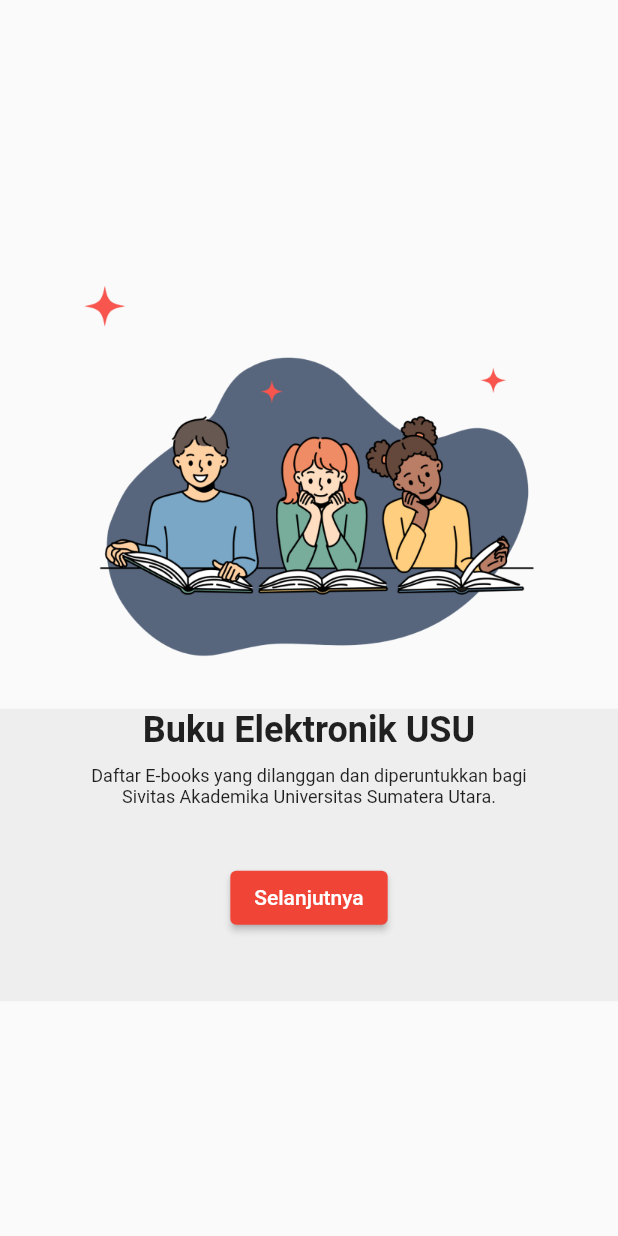
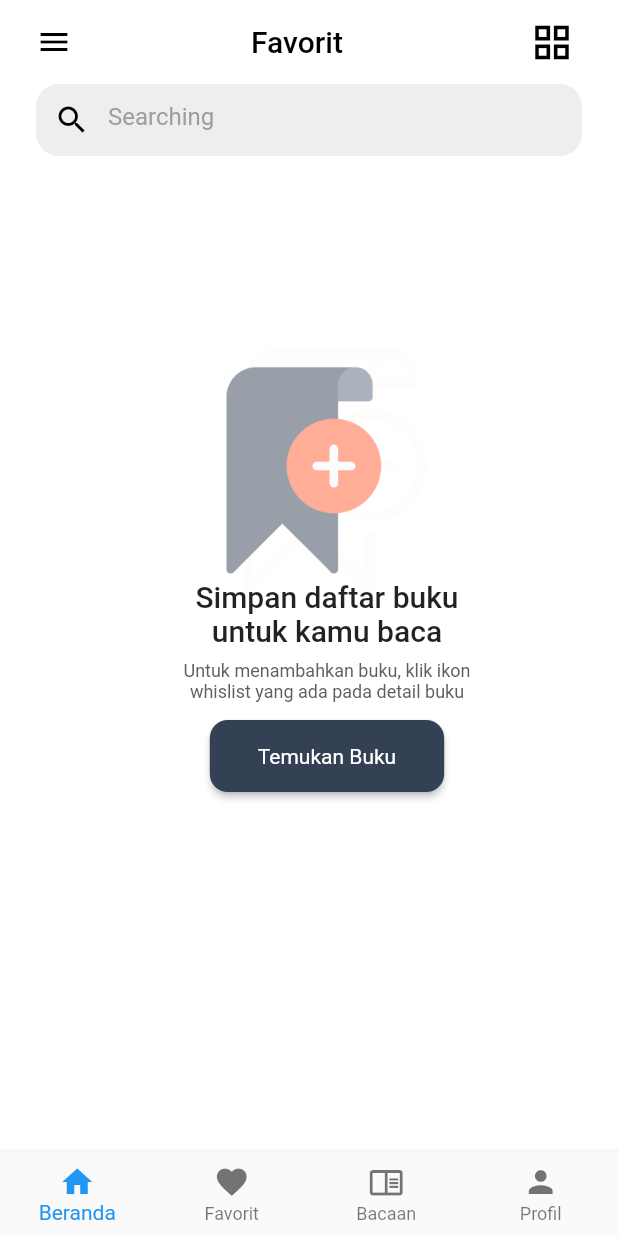
Before and after one commit to MattRiel/pkl-bookstore, a Flutter app: the screen it shows after launch, on a phone screen of 412 x 824 dp. Run offline on Flutter 3.47's test engine with Material 2 defaults, Android fonts, the phone set to English and light mode, and no system bars.

Commit message:
added favorite screen

```diff
--- /dev/null
+++ b/lib/favoriteScreen.dart
@@ -0,0 +1,183 @@
+// ignore_for_file: prefer_const_constructors, prefer_const_literals_to_create_immutables
+
+import 'package:flutter/material.dart';
+
+class FavoriteScreen extends StatelessWidget {
+  const FavoriteScreen({super.key});
+
+  @override
+  Widget build(BuildContext context) {
+    return Scaffold(
+      backgroundColor: Colors.white,
+      appBar: AppBar(
+        elevation: 0,
+        actions: [
+          // top bar
+          favoriteTopBar(context)
+        ],
+        backgroundColor: Colors.white,
+      ),
+      body: SingleChildScrollView(
+        child: Padding(
+          padding: const EdgeInsets.only(left: 24.0),
+          child: Column(
+            children: [
+              favoriteSearch(context),
+              SizedBox(
+                height: 282,
+              ),
+              Stack(
+                alignment: Alignment.center,
+                clipBehavior: Clip.none,
+                children: [
+                  Container(
+                    height: 327,
+                    width: 334,
+                    child: Column(
+                      children: [
+                        Text(
+                          'Simpan daftar buku',
+                          style: TextStyle(
+                              fontWeight: FontWeight.w500, fontSize: 20),
+                        ),
+                        Text(
+                          'untuk kamu baca',
+                          style: TextStyle(
+                              fontWeight: FontWeight.w500, fontSize: 20),
+                        ),
+                        SizedBox(
+                          height: 8,
+                        ),
+                        Text(
+                          'Untuk menambahkan buku, klik ikon',
+                          style: TextStyle(
+                              fontWeight: FontWeight.w400,
+                              fontSize: 12,
+                              color: Color(0xFF5E5E5E)),
+                        ),
+                        Text(
+                          'whislist yang ada pada detail buku',
+                          style: TextStyle(
+                              fontWeight: FontWeight.w400,
+                              fontSize: 12,
+                              color: Color(0xFF5E5E5E)),
+                        ),
+                        SizedBox(
+                          height: 12,
+                        ),
+                        ElevatedButton(
+                          style: ElevatedButton.styleFrom(
+                              primary: Color(0xFF344054),
+                              shape: RoundedRectangleBorder(
+                                  borderRadius:
+                                      BorderRadius.all(Radius.circular(12)))),
+                          onPressed: () {
+                            // Add your logic here
+                          },
+                          child: Padding(
+                            padding: const EdgeInsets.all(16.0),
+                            child: Text(
+                              'Temukan Buku',
+                              style: TextStyle(
+                                  fontWeight: FontWeight.w400, fontSize: 14),
+                            ),
+                          ),
+                        ),
+                      ],
+                    ),
+                  ),
+                  Positioned(
+                    top: -180,
+                    child: Container(
+                      height: 215,
+                      width: 203,
+                      decoration: BoxDecoration(
+                        image: DecorationImage(
+                            image: AssetImage("figma/newFavIcon.png"),
+                            fit: BoxFit.cover),
+                      ),
+                    ),
+                  ),
+                ],
+              )
+            ],
+          ),
+        ),
+      ),
+      bottomNavigationBar: BottomNavigationBar(
+          elevation: 4,
+          type: BottomNavigationBarType.fixed,
+          items: [
+            BottomNavigationBarItem(icon: Icon(Icons.home), label: "Beranda"),
+            BottomNavigationBarItem(
+                icon: Icon(Icons.favorite), label: "Favorit"),
+            BottomNavigationBarItem(
+                icon: Icon(Icons.chrome_reader_mode_outlined), label: "Bacaan"),
+            BottomNavigationBarItem(icon: Icon(Icons.person), label: "Profil"),
+          ]),
+    );
+  }
+
+  Widget favoriteTopBar(BuildContext context) {
+    return Container(
+      color: Colors.white,
+      width: MediaQuery.of(context).size.width,
+      child: Padding(
+        padding: const EdgeInsets.only(left: 24, right: 24),
+        child: Row(
+          mainAxisAlignment: MainAxisAlignment.spaceBetween,
+          children: [
+            Icon(
+              Icons.menu_outlined,
+              color: Colors.black,
+            ),
+            TextButton(
+                onPressed: () {
+                  print("Beranda pressed");
+                },
+                child: Text(
+                  "Favorit",
+                  style: TextStyle(fontSize: 20, color: Colors.black),
+                )),
+            CircleAvatar(
+              backgroundColor: Colors.white,
+              child: Icon(
+                Icons.grid_view_outlined,
+                color: Colors.black,
+                size: 30,
+              ),
+            )
+          ],
+        ),
+      ),
+    );
+  }
+
+  Widget favoriteSearch(BuildContext context) {
+    return Padding(
+      padding: const EdgeInsets.only(right: 24),
+      child: Container(
+        decoration: BoxDecoration(
+            borderRadius: BorderRadius.all(Radius.circular(15)),
+            color: Colors.grey[200]),
+        child: TextField(
+          // controller: searchController,
+          decoration: InputDecoration(
+            border: InputBorder.none,
+            hintText: "Searching",
+            hintStyle: TextStyle(color: Colors.grey[500]),
+            prefixIcon: IconButton(
+              onPressed: () {
+                print("Search button pressed");
+              },
+              icon: Icon(
+                Icons.search,
+                color: Colors.black,
+              ),
+            ),
+          ),
+        ),
+      ),
+    );
+  }
+}
--- a/lib/main.dart
+++ b/lib/main.dart
@@ -1,4 +1,5 @@
 import 'package:bookstore/bookdetails.dart';
+import 'package:bookstore/favoriteScreen.dart';
 import 'package:bookstore/frontpages/login.dart';
 import 'package:flutter/material.dart';
 import 'package:bookstore/backend/services.dart';
@@ -16,13 +17,14 @@ void main() {
   final BookService bookService = BookService(googleBooksApiKey);
   runApp(MaterialApp(
     debugShowCheckedModeBanner: false,
-    initialRoute: '/spscreen1',
+    initialRoute: '/favorite',
     routes: {
       '/beranda': (context) => Beranda(),
       '/home': (context) => HomeScreen(bookService: bookService),
       '/details': (context) => BookDetailScreen(),
       '/spscreen1': (context) => SplashScreen1(),
       '/login': (context) => Login(),
+      '/favorite': (context) => FavoriteScreen()
     },
   ));
 }
```
Also changed, not shown: figma/newFavIcon.png (added), figma/pages/favorite.png (added).
